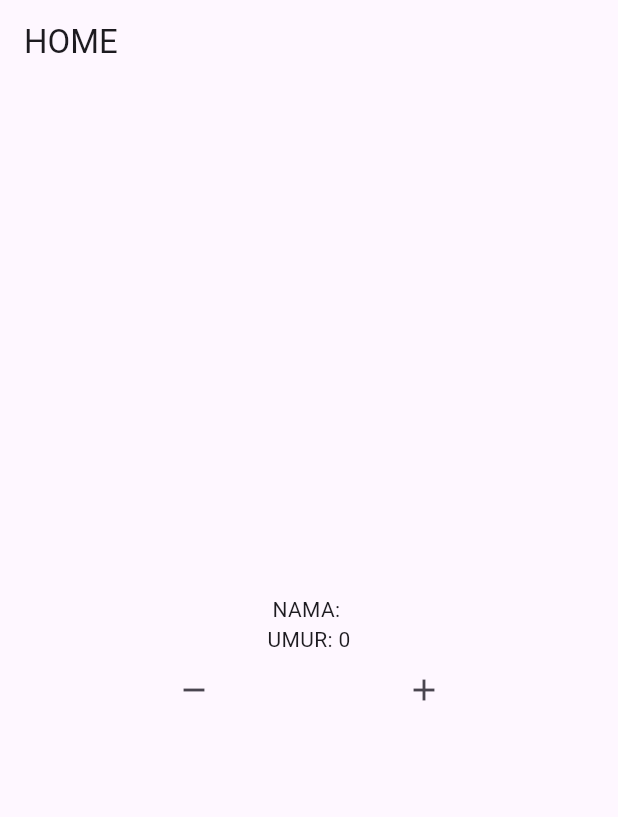
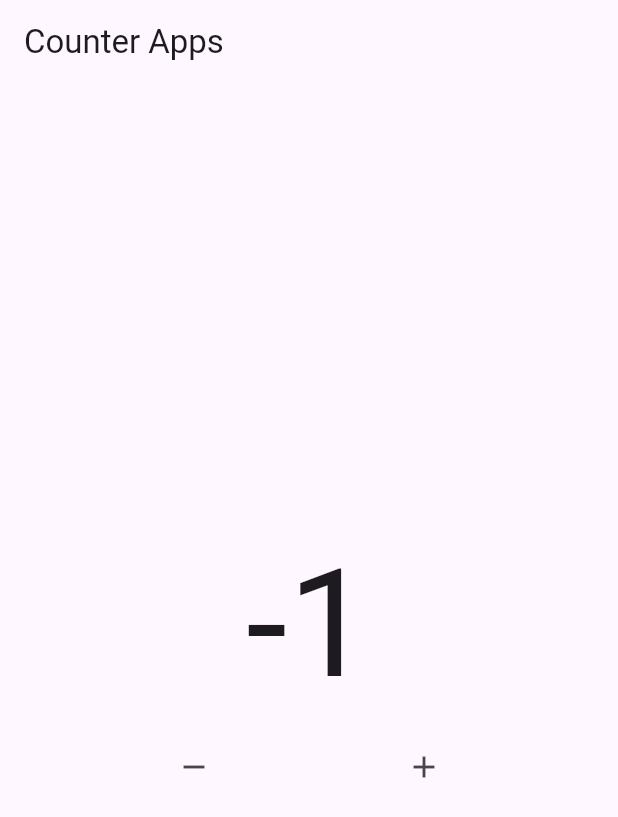
Before and after one commit to salim-maula/State-BLOC-, a Flutter app: the screen it shows after launch, after a tap on the "remove" icon, on a phone screen of 412 x 824 dp. Shown: the top 817 px of the screen. Run offline on Flutter 3.47's test engine with Material 3 defaults, Android fonts, the phone set to English and light mode, and no system bars; our stand-ins replace bloc, flutter_bloc.

```diff
--- a/lib/bloc/counter.dart
+++ b/lib/bloc/counter.dart
@@ -1,8 +1,22 @@
 import 'package:bloc/bloc.dart';
+import 'package:state_bloc/bloc/counter_event.dart';
 
-class CounterBloc extends Cubit<int> {
-  CounterBloc() : super(0);
+// class CounterBloc extends Cubit<int> {
+//   CounterBloc() : super(0);
 
-  void add() => emit(state + 1);
-  void remove() => emit(state - 1);
+//   void add() => emit(state + 1);
+//   void remove() => emit(state - 1);
+// }
+
+
+class CounterBloc extends Bloc<CounterEvent, int> {
+  CounterBloc() : super(0) {
+    on<CounterEvent>((event, emit) {
+      if (event == CounterEvent.decrement) {
+        emit(state - 1);
+      } else {
+        emit(state + 1);
+      }
+    });
+  }
 }
--- /dev/null
+++ b/lib/bloc/counter_event.dart
@@ -0,0 +1,4 @@
+enum CounterEvent {
+  decrement,
+  increment,
+}
--- a/lib/bloc/user.dart
+++ /dev/null
@@ -1,19 +0,0 @@
-import 'package:bloc/bloc.dart';
-
-class UserBloc extends Cubit<Map<String, dynamic>> {
-  UserBloc() : super({"name": "", "age": 0});
-
-  void changeAge(int newAge) {
-    emit({
-      "name" : state['name'],
-      "age" : newAge
-    });
-  }
-
-  void changeName(String newName) {
-    emit({
-      "name" : newName,
-      "age" : state['age']
-    });
-  }
-}
--- a/lib/main.dart
+++ b/lib/main.dart
@@ -1,7 +1,4 @@
 import 'package:flutter/material.dart';
-import 'package:flutter_bloc/flutter_bloc.dart';
-import 'package:state_bloc/bloc/counter.dart';
-import 'package:state_bloc/bloc/user.dart';
 
 import './pages/home.dart';
 
@@ -15,10 +12,7 @@ class MyApp extends StatelessWidget {
   @override
   Widget build(BuildContext context) {
     return MaterialApp(
-      home: BlocProvider<UserBloc>(
-        create: (context) => UserBloc(),
-        child: const HomePage(),
-      ),
+      home: HomePage(),
     );
   }
 }
--- a/lib/pages/home.dart
+++ b/lib/pages/home.dart
@@ -1,76 +1,41 @@
 import 'package:flutter/material.dart';
 import 'package:flutter_bloc/flutter_bloc.dart';
 import 'package:state_bloc/bloc/counter.dart';
-import 'package:state_bloc/bloc/user.dart';
+import 'package:state_bloc/bloc/counter_event.dart';
 
 class HomePage extends StatelessWidget {
-  const HomePage({Key? key}) : super(key: key);
+  final CounterBloc counterB = CounterBloc();
 
   @override
   Widget build(BuildContext context) {
-    //! Extention Method
-    //? 1. context read()
-    //? 2. context watch()
-    //? 3. context select()
-    // CounterBloc myCounter = context.read<CounterBloc>(); //* Hanaya membaca 1x (pertama kali)
-    // CounterBloc myCounter = context.watch<CounterBloc>(); //* membaca berkali-kali (ketika state pada bloc berubah)
-
-    //! membaca berkali-kali (ketika state pada bloc berubah)
-    // String nameUser = context.select<UserBloc, String>((value) => value.state['name']);
-    // int agenUser = context.select<UserBloc, int>((value) => value.state['age']);
-    print('BUILD SCAFFOLD');
     return Scaffold(
       appBar: AppBar(
-        title: const Text("HOME"),
+        title: const Text("Counter Apps"),
       ),
       body: Center(
         child: Column(
           mainAxisSize: MainAxisSize.min,
           children: [
-            Builder(builder: (context) {
-              String nameUser = context.select<UserBloc, String>((value) => value.state["name"]);
-              print("BUILD TEXT NAMA");
-              return Text("NAMA: $nameUser");
-            }),
-            Builder(builder: (context) {
-              int ageUser = context.select<UserBloc, int>((value) => value.state["age"]);
-              print("BUILD TEXT UMUR");
-              return Text("UMUR: $ageUser");
-            }),
-            // BlocBuilder<CounterBloc, int>(
-            //   bloc: myCounter,
-            //   builder: (context, state) {
-            //     return Text(
-            //       "$state",
-            //       style: TextStyle(
-            //         fontSize: 50,
-            //       ),
-            //     );
-            //   },
-            // ),
-            // Text(
-            //   '${myCounter.state}',
-            //   style: const TextStyle(fontSize: 100),
-            // ),
-            // Builder(builder: (context) {
-            //   CounterBloc myCounter = context.watch<CounterBloc>();
-            //   return Text(
-            //     '${myCounter.state}',
-            //     style: const TextStyle(fontSize: 100),
-            //   );
-            // }),
+            BlocBuilder(
+                bloc: counterB,
+                builder: (context, state) {
+                  return Text(
+                    '${state}',
+                    style: const TextStyle(fontSize: 100),
+                  );
+                }),
             Row(
               mainAxisAlignment: MainAxisAlignment.spaceEvenly,
               children: [
                 IconButton(
                   onPressed: () {
-                    context.read<UserBloc>().changeAge(context.read<UserBloc>().state['age']);
+                    counterB.add(CounterEvent.decrement);
                   },
                   icon: Icon(Icons.remove),
                 ),
                 IconButton(
                   onPressed: () {
-                    context.read<UserBloc>().changeName(context.read<UserBloc>().state['name']);
+                     counterB.add(CounterEvent.increment);
                   },
                   icon: Icon(Icons.add),
                 ),
```
